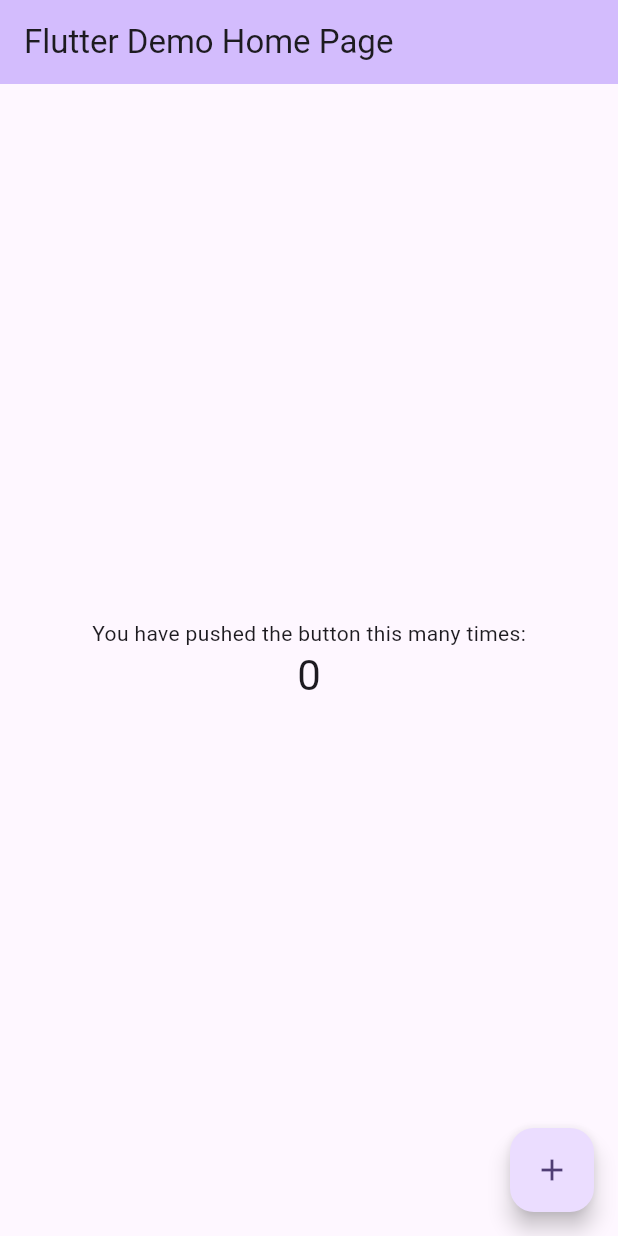
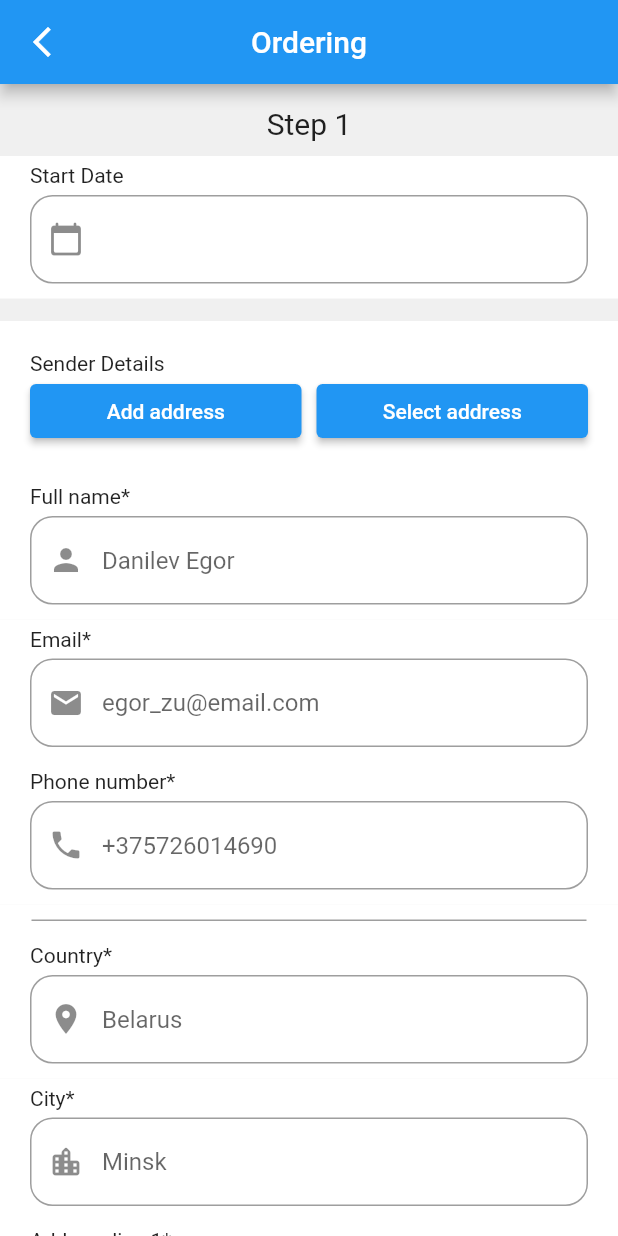
Before and after one commit to soundzenn/test_app, a Flutter app: the screen it shows after launch, on a phone screen of 412 x 824 dp. Run offline on Flutter 3.47's test engine with Material 2 defaults, Android fonts, the phone set to English and light mode, and no system bars; drawn by our look-alikes of datetime_picker_formfield.

Commit message:
first draft of order screen_with adding new lines

```diff
--- a/lib/main.dart
+++ b/lib/main.dart
@@ -1,4 +1,5 @@
 import 'package:flutter/material.dart';
+import 'package:test_app/screens/order_screen.dart';
 
 void main() {
   runApp(const MyApp());
@@ -11,115 +12,7 @@ class MyApp extends StatelessWidget {
   @override
   Widget build(BuildContext context) {
     return MaterialApp(
-      title: 'Flutter Demo',
-      theme: ThemeData(
-        // This is the theme of your application.
-        //
-        // TRY THIS: Try running your application with "flutter run". You'll see
-        // the application has a blue toolbar. Then, without quitting the app,
-        // try changing the seedColor in the colorScheme below to Colors.green
-        // and then invoke "hot reload" (save your changes or press the "hot
-        // reload" button in a Flutter-supported IDE, or press "r" if you used
-        // the command line to start the app).
-        //
-        // Notice that the counter didn't reset back to zero; the application
-        // state is not lost during the reload. To reset the state, use hot
-        // restart instead.
-        //
-        // This works for code too, not just values: Most code changes can be
-        // tested with just a hot reload.
-        colorScheme: ColorScheme.fromSeed(seedColor: Colors.deepPurple),
-        useMaterial3: true,
-      ),
-      home: const MyHomePage(title: 'Flutter Demo Home Page'),
+      home: OrderScreen(),
     );
   }
 }
-
-class MyHomePage extends StatefulWidget {
-  const MyHomePage({super.key, required this.title});
-
-  // This widget is the home page of your application. It is stateful, meaning
-  // that it has a State object (defined below) that contains fields that affect
-  // how it looks.
-
-  // This class is the configuration for the state. It holds the values (in this
-  // case the title) provided by the parent (in this case the App widget) and
-  // used by the build method of the State. Fields in a Widget subclass are
-  // always marked "final".
-
-  final String title;
-
-  @override
-  State<MyHomePage> createState() => _MyHomePageState();
-}
-
-class _MyHomePageState extends State<MyHomePage> {
-  int _counter = 0;
-
-  void _incrementCounter() {
-    setState(() {
-      // This call to setState tells the Flutter framework that something has
-      // changed in this State, which causes it to rerun the build method below
-      // so that the display can reflect the updated values. If we changed
-      // _counter without calling setState(), then the build method would not be
-      // called again, and so nothing would appear to happen.
-      _counter++;
-    });
-  }
-
-  @override
-  Widget build(BuildContext context) {
-    // This method is rerun every time setState is called, for instance as done
-    // by the _incrementCounter method above.
-    //
-    // The Flutter framework has been optimized to make rerunning build methods
-    // fast, so that you can just rebuild anything that needs updating rather
-    // than having to individually change instances of widgets.
-    return Scaffold(
-      appBar: AppBar(
-        // TRY THIS: Try changing the color here to a specific color (to
-        // Colors.amber, perhaps?) and trigger a hot reload to see the AppBar
-        // change color while the other colors stay the same.
-        backgroundColor: Theme.of(context).colorScheme.inversePrimary,
-        // Here we take the value from the MyHomePage object that was created by
-        // the App.build method, and use it to set our appbar title.
-        title: Text(widget.title),
-      ),
-      body: Center(
-        // Center is a layout widget. It takes a single child and positions it
-        // in the middle of the parent.
-        child: Column(
-          // Column is also a layout widget. It takes a list of children and
-          // arranges them vertically. By default, it sizes itself to fit its
-          // children horizontally, and tries to be as tall as its parent.
-          //
-          // Column has various properties to control how it sizes itself and
-          // how it positions its children. Here we use mainAxisAlignment to
-          // center the children vertically; the main axis here is the vertical
-          // axis because Columns are vertical (the cross axis would be
-          // horizontal).
-          //
-          // TRY THIS: Invoke "debug painting" (choose the "Toggle Debug Paint"
-          // action in the IDE, or press "p" in the console), to see the
-          // wireframe for each widget.
-          mainAxisAlignment: MainAxisAlignment.center,
-          children: <Widget>[
-            const Text(
-              'You have pushed the button this many times:',
-            ),
-            Text(
-              '$_counter',
-              style: Theme.of(context).textTheme.headlineMedium,
-            ),
-          ],
-        ),
-      ),
-      floatingActionButton: FloatingActionButton(
-        onPressed: _incrementCounter,
-        tooltip: 'Increment',
-        child: const Icon(Icons.add),
-      ), // This trailing comma makes auto-formatting nicer for build methods.
-    );
-  }
-}
--- /dev/null
+++ b/lib/screens/order_screen.dart
@@ -0,0 +1,127 @@
+import 'package:flutter/material.dart';
+import 'package:test_app/widgets/app_bar.dart';
+import 'package:test_app/widgets/date_selector.dart';
+import 'package:test_app/widgets/divider_widget.dart';
+import 'package:test_app/widgets/recipient_address.dart';
+import 'package:test_app/widgets/selector_widget.dart';
+import 'package:test_app/widgets/sender_details.dart';
+import 'package:test_app/widgets/textfield.dart';
+
+class OrderScreen extends StatefulWidget {
+  const OrderScreen({super.key});
+
+  @override
+  State<OrderScreen> createState() => _OrderScreenState();
+}
+
+class _OrderScreenState extends State<OrderScreen> {
+  List<String> senderAddressLines = ['Address line 1'];
+  List<String> recipientAddressLines = ['Address line 1'];
+
+  void addSenderAddressLine() {
+    setState(() {
+      senderAddressLines.add('Address line ${senderAddressLines.length + 1}');
+    });
+  }
+
+  void addRecipientAddressLine() {
+    setState(() {
+      recipientAddressLines
+          .add('Address line ${recipientAddressLines.length + 1}');
+    });
+  }
+
+  @override
+  Widget build(BuildContext context) {
+    return Scaffold(
+      backgroundColor: Color.fromARGB(255, 240, 240, 240),
+      appBar: MyAppBar(),
+      body: SingleChildScrollView(
+        child: Container(
+          child: Column(children: [
+            Container(
+              padding: EdgeInsets.symmetric(vertical: 5),
+              child: Column(
+                crossAxisAlignment: CrossAxisAlignment.start,
+                children: [
+                  Container(
+                    child: Center(
+                      child: Padding(
+                        padding: const EdgeInsets.all(10.0),
+                        child: Text(
+                          'Step 1',
+                          style: TextStyle(fontSize: 20),
+                        ),
+                      ),
+                    ),
+                  ),
+                  SenderDetails(),
+                  ListView.builder(
+                    physics: const NeverScrollableScrollPhysics(),
+                    shrinkWrap: true,
+                    itemCount: senderAddressLines.length,
+                    itemBuilder: (context, index) {
+                      return LabeledTextField(
+                        icon: Icon(Icons.location_searching_sharp),
+                        hintText: 'Derzhinskogo 3b',
+                        label: 'Address line ${index + 1}*',
+                      );
+                    },
+                  ),
+                  Container(
+                    color: Colors.white,
+                    padding: EdgeInsets.only(left: 20, bottom: 10, right: 20),
+                    child: TextButton(
+                        onPressed: addSenderAddressLine,
+                        child: Text('Add address line +')),
+                  ),
+                  LabeledTextField(
+                    label: 'Postcode*',
+                    icon: Icon(Icons.post_add),
+                    hintText: '220069',
+                  ),
+                  SizedBox(height: 15),
+                  RecipientAddress(),
+                  ListView.builder(
+                    physics: const NeverScrollableScrollPhysics(),
+                    shrinkWrap: true,
+                    itemCount: recipientAddressLines.length,
+                    itemBuilder: (context, index) {
+                      return LabeledTextField(
+                        icon: Icon(Icons.location_searching_sharp),
+                        hintText: 'Derzhinskogo 3b',
+                        label: 'Address line ${index + 1}*',
+                      );
+                    },
+                  ),
+                  Container(
+                    color: Colors.white,
+                    padding: EdgeInsets.only(left: 20, bottom: 10, right: 20),
+                    child: TextButton(
+                        onPressed: addRecipientAddressLine,
+                        child: Text('Add address line +')),
+                  ),
+                  LabeledTextField(
+                    label: 'Postcode*',
+                    icon: Icon(Icons.post_add),
+                    hintText: '220069',
+                  ),
+                  Container(
+                    color: Colors.white,
+                    child: Center(
+                      child: Expanded(
+                          child: ElevatedButton(
+                        child: Text('Next Step'),
+                        onPressed: () {},
+                      )),
+                    ),
+                  ),
+                ],
+              ),
+            )
+          ]),
+        ),
+      ),
+    );
+  }
+}
--- /dev/null
+++ b/lib/widgets/app_bar.dart
@@ -0,0 +1,16 @@
+import 'package:flutter/material.dart';
+
+class MyAppBar extends StatelessWidget implements PreferredSizeWidget {
+  @override
+  Size get preferredSize => Size.fromHeight(kToolbarHeight);
+
+  @override
+  Widget build(BuildContext context) {
+    return AppBar(
+      leading: IconButton(
+          icon: Icon(Icons.arrow_back_ios_new_sharp), onPressed: () {}),
+      title: Text('Ordering'),
+      centerTitle: true,
+    );
+  }
+}
--- /dev/null
+++ b/lib/widgets/date_selector.dart
@@ -0,0 +1,56 @@
+import 'package:datetime_picker_formfield/datetime_picker_formfield.dart';
+import 'package:flutter/material.dart';
+import 'package:intl/intl.dart';
+
+class LabeledDateField extends StatelessWidget {
+  final String label;
+
+  const LabeledDateField({
+    required this.label,
+  });
+
+  @override
+  Widget build(BuildContext context) {
+    return Container(
+      color: Colors.white,
+      child: Column(
+        crossAxisAlignment: CrossAxisAlignment.start,
+        children: [
+          Padding(
+            padding: EdgeInsets.only(left: 20, top: 5, bottom: 5),
+            child: Text(label),
+          ),
+          Container(
+            padding: EdgeInsets.only(left: 20, right: 20, bottom: 10),
+            child: DateTimeField(
+              decoration: InputDecoration(
+                  suffixIcon: Padding(
+                    padding: EdgeInsets.only(top: 0.0),
+                    child: Icon(
+                      Icons.date_range,
+                      color: Color.fromARGB(0, 12, 12, 12),
+                    ),
+                  ),
+                  prefixIcon: Icon(Icons.calendar_today_rounded),
+                  border: OutlineInputBorder(
+                      borderRadius: BorderRadius.circular(15))),
+              format: DateFormat("MMM d, yyyy"),
+              onShowPicker: (context, currentValue) async {
+                final date = await showDatePicker(
+                    context: context,
+                    firstDate: DateTime(1900),
+                    initialDate: currentValue ?? DateTime.now(),
+                    lastDate: DateTime(2100));
+                if (date != null) {
+                  return date;
+                } else {
+                  return currentValue;
+                }
+              },
+            ),
+          ),
+        ],
+      ),
+    );
+  }
+}
--- /dev/null
+++ b/lib/widgets/divider_widget.dart
@@ -0,0 +1,25 @@
+import 'package:flutter/material.dart';
+
+class CustomDivider extends StatelessWidget {
+  const CustomDivider({super.key});
+
+  @override
+  Widget build(BuildContext context) {
+    return Container(
+      color: Colors.white,
+      child: Column(
+        crossAxisAlignment: CrossAxisAlignment.start,
+        children: [
+          Center(
+            child: Container(
+              height: 1,
+              width: 370,
+              color: Colors.grey,
+              margin: EdgeInsets.only(top: 10, bottom: 10),
+            ),
+          )
+        ],
+      ),
+    );
+  }
+}
--- /dev/null
+++ b/lib/widgets/recipient_address.dart
@@ -0,0 +1,51 @@
+import 'package:flutter/material.dart';
+import 'package:test_app/widgets/date_selector.dart';
+import 'package:test_app/widgets/divider_widget.dart';
+import 'package:test_app/widgets/selector_widget.dart';
+import 'package:test_app/widgets/textfield.dart';
+
+class RecipientAddress extends StatelessWidget {
+  const RecipientAddress({super.key});
+
+  @override
+  Widget build(BuildContext context) {
+    return Column(
+      children: [
+        LabeledDateField(label: 'Start Date'),
+        SizedBox(height: 15),
+        SelectorWidget(
+          button1Text: 'Add address',
+          button2Text: 'Select address',
+          label: 'Sender Details',
+        ),
+        LabeledTextField(
+          label: 'Full name*',
+          icon: Icon(Icons.person),
+          hintText: 'Danilev Egor',
+        ),
+        LabeledTextField(
+          label: 'Email*',
+          icon: Icon(Icons.mail),
+          hintText: 'egor_zu@email.com',
+        ),
+        LabeledTextField(
+          label: 'Phone number*',
+          icon: Icon(Icons.phone),
+          hintText: '+375726014690',
+        ),
+        CustomDivider(),
+        LabeledTextField(
+          label: 'Country*',
+          icon: Icon(Icons.location_on),
+          hintText: 'Belarus',
+        ),
+        LabeledTextField(
+          label: 'City*',
+          icon: Icon(Icons.location_city_rounded),
+          hintText: 'Minsk',
+        ),
+      ],
+    );
+    ;
+  }
+}
--- /dev/null
+++ b/lib/widgets/selector_widget.dart
@@ -0,0 +1,42 @@
+import 'package:flutter/material.dart';
+
+class SelectorWidget extends StatelessWidget {
+  final String label;
+  final String button1Text;
+  final String button2Text;
+
+  const SelectorWidget({
+    required this.label,
+    required this.button1Text,
+    required this.button2Text,
+  });
+
+  @override
+  Widget build(BuildContext context) {
+    return Container(
+      padding: EdgeInsets.all(20),
+      color: Colors.white,
+      child: Column(
+        crossAxisAlignment: CrossAxisAlignment.start,
+        children: [
+          Text(label),
+          Row(
+            children: [
+              Expanded(
+                  child: ElevatedButton(
+                child: Text(button1Text),
+                onPressed: () {},
+              )),
+              SizedBox(width: 10),
+              Expanded(
+                  child: ElevatedButton(
+                child: Text(button2Text),
+                onPressed: () {},
+              )),
+            ],
+          ),
+        ],
+      ),
+    );
+  }
+}
--- /dev/null
+++ b/lib/widgets/sender_details.dart
@@ -0,0 +1,51 @@
+import 'package:flutter/material.dart';
+import 'package:test_app/widgets/date_selector.dart';
+import 'package:test_app/widgets/divider_widget.dart';
+import 'package:test_app/widgets/selector_widget.dart';
+import 'package:test_app/widgets/textfield.dart';
+
+class SenderDetails extends StatelessWidget {
+  const SenderDetails({super.key});
+
+  @override
+  Widget build(BuildContext context) {
+    return Column(
+      children: [
+        LabeledDateField(label: 'Start Date'),
+        SizedBox(height: 15),
+        SelectorWidget(
+          button1Text: 'Add address',
+          button2Text: 'Select address',
+          label: 'Sender Details',
+        ),
+        LabeledTextField(
+          label: 'Full name*',
+          icon: Icon(Icons.person),
+          hintText: 'Danilev Egor',
+        ),
+        LabeledTextField(
+          label: 'Email*',
+          icon: Icon(Icons.mail),
+          hintText: 'egor_zu@email.com',
+        ),
+        LabeledTextField(
+          label: 'Phone number*',
+          icon: Icon(Icons.phone),
+          hintText: '+375726014690',
+        ),
+        CustomDivider(),
+        LabeledTextField(
+          label: 'Country*',
+          icon: Icon(Icons.location_on),
+          hintText: 'Belarus',
+        ),
+        LabeledTextField(
+          label: 'City*',
+          icon: Icon(Icons.location_city_rounded),
+          hintText: 'Minsk',
+        ),
+      ],
+    );
+    ;
+  }
+}
--- /dev/null
+++ b/lib/widgets/textfield.dart
@@ -0,0 +1,42 @@
+import 'package:flutter/material.dart';
+
+class LabeledTextField extends StatelessWidget {
+  final String label;
+  final Widget icon;
+  final String hintText;
+
+  const LabeledTextField({
+    required this.label,
+    required this.icon,
+    required this.hintText,
+  });
+
+  @override
+  Widget build(BuildContext context) {
+    return Container(
+      color: Colors.white,
+      child: Column(
+        crossAxisAlignment: CrossAxisAlignment.start,
+        children: [
+          Padding(
+            padding: EdgeInsets.only(left: 20, top: 5, bottom: 5),
+            child: Text(
+              label,
+            ),
+          ),
+          Container(
+            padding: EdgeInsets.only(left: 20, bottom: 10, right: 20),
+            child: TextFormField(
+              decoration: InputDecoration(
+                  prefixIcon: icon,
+                  hintText: hintText,
+                  border: OutlineInputBorder(
+                    borderRadius: BorderRadius.circular(15),
+                  )),
+            ),
+          ),
+        ],
+      ),
+    );
+  }
+}
--- a/pubspec.yaml
+++ b/pubspec.yaml
@@ -35,10 +35,12 @@ dependencies:
   # The following adds the Cupertino Icons font to your application.
   # Use with the CupertinoIcons class for iOS style icons.
   cupertino_icons: ^1.0.2
+  datetime_picker_formfield: ^2.0.1
 
 dev_dependencies:
   flutter_test:
     sdk: flutter
+  intl: 0.18.1
 
   # The "flutter_lints" package below contains a set of recommended lints to
   # encourage good coding practices. The lint set provided by the package is
```
Also changed, not shown: pubspec.lock.
